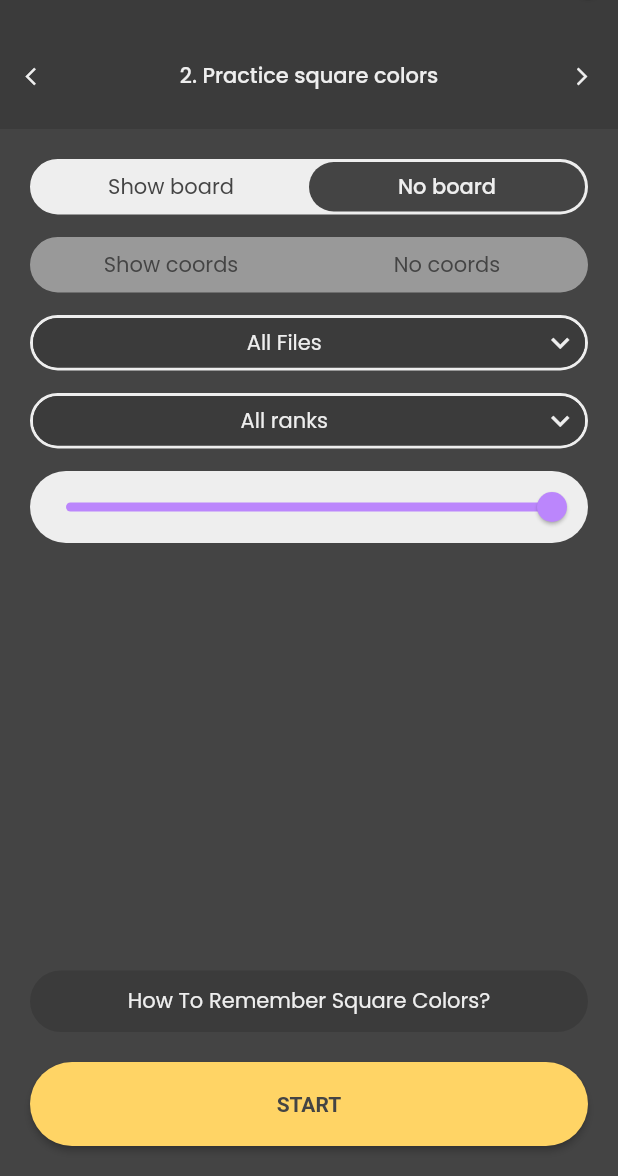
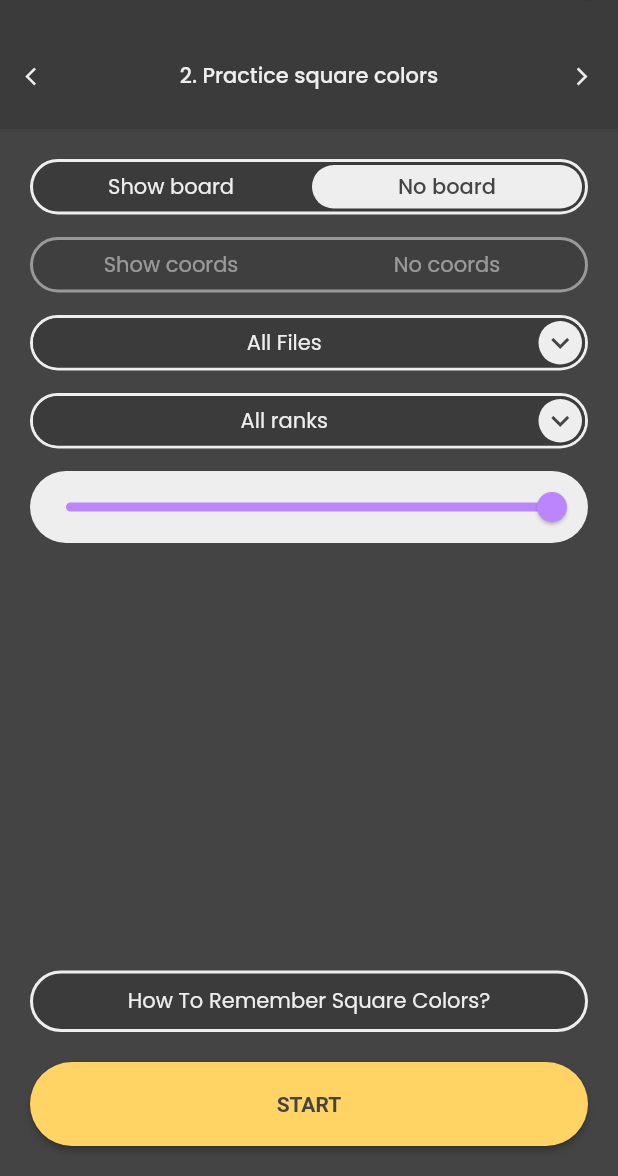
Before and after one commit to dipanshparmar/blindfold-chess, a Flutter app: the HomePage screen opened by its route, swiped to page 2, on a phone screen of 412 x 824 dp, the part 60-1236 px from its top. Run offline on Flutter 3.47's test engine with Material 2 defaults, Android fonts, the phone set to English and light mode, and no system bars; drawn by our look-alikes of syncfusion_flutter_sliders; our stand-ins replace flutter_svg, shared_preferences, sliver_tools; missing offline and left inert: syncfusion_flutter_core; accounts and stored records are empty.

Commit message:
added dark theme new

```diff
--- a/lib/pages/practice_square_colors_page.dart
+++ b/lib/pages/practice_square_colors_page.dart
@@ -115,8 +115,14 @@ class PracticeSquareColorsPage extends StatelessWidget {
                 },
                 child: Container(
                   width: double.infinity,
-                  padding: const EdgeInsets.all(10),
+                  padding: const EdgeInsets.all(8),
                   decoration: BoxDecoration(
+                    border: Border.all(
+                      width: 2,
+                      color: themeProvider.isDark()
+                          ? kLightColorDarkTheme
+                          : Theme.of(context).primaryColor,
+                    ),
                     color: Theme.of(context).primaryColor,
                     borderRadius: BorderRadius.circular(100),
                   ),
--- a/lib/widgets/custom_expansion_tile.dart
+++ b/lib/widgets/custom_expansion_tile.dart
@@ -121,12 +121,16 @@ class _CustomExpansionTileState extends State<CustomExpansionTile> {
                       ),
                     ),
                     Container(
-                      padding: const EdgeInsets.all(4.5),
+                      padding:
+                          EdgeInsets.all(themeProvider.isDark() ? 2.5 : 4.5),
+                      margin: themeProvider.isDark()
+                          ? const EdgeInsets.all(2)
+                          : null,
                       decoration: BoxDecoration(
                         color: isExpanded
                             ? Theme.of(context).primaryColor
                             : themeProvider.isDark()
-                                ? null
+                                ? kLightColorDarkTheme
                                 : kLightColor,
                         shape: BoxShape.circle,
                       ),
@@ -139,8 +143,8 @@ class _CustomExpansionTileState extends State<CustomExpansionTile> {
                                 ? kLightColorDarkTheme
                                 : kLightColor
                             : themeProvider.isDark()
-                                ? kLightColorDarkTheme
-                                : null,
+                                ? kDarkColorDarkTheme
+                                : kDarkColor,
                       ),
                     )
                   ],
--- a/lib/widgets/select_one.dart
+++ b/lib/widgets/select_one.dart
@@ -52,9 +52,7 @@ class _SelectOneState extends State<SelectOne> {
                 : 1,
             child: Container(
               decoration: BoxDecoration(
-                color: themeProvider.isDark()
-                    ? kLightColorDarkTheme
-                    : Theme.of(context).primaryColor,
+                color: Theme.of(context).primaryColor,
                 borderRadius: BorderRadius.circular(100),
                 border: Border.all(
                   color: themeProvider.isDark()
@@ -81,11 +79,14 @@ class _SelectOneState extends State<SelectOne> {
                       },
                       child: Container(
                         alignment: Alignment.center,
-                        padding: const EdgeInsets.all(6),
+                        padding: EdgeInsets.all(themeProvider.isDark() ? 4 : 6),
+                        margin: themeProvider.isDark()
+                            ? const EdgeInsets.all(2)
+                            : null,
                         decoration: BoxDecoration(
                           color: !widget.disabled && isSelected
                               ? themeProvider.isDark()
-                                  ? kDarkColorDarkTheme
+                                  ? kLightColorDarkTheme
                                   : kLightColor
                               : null,
                           borderRadius: BorderRadius.circular(100),
@@ -99,10 +100,10 @@ class _SelectOneState extends State<SelectOne> {
                                         : null,
                                     color: !widget.disabled && isSelected
                                         ? themeProvider.isDark()
-                                            ? kLightColorDarkTheme
+                                            ? kDarkColorDarkTheme
                                             : kDarkColor
                                         : themeProvider.isDark()
-                                            ? kDarkColorDarkTheme
+                                            ? kLightColorDarkTheme
                                             : kLightColor,
                                   ),
                         ),
```
